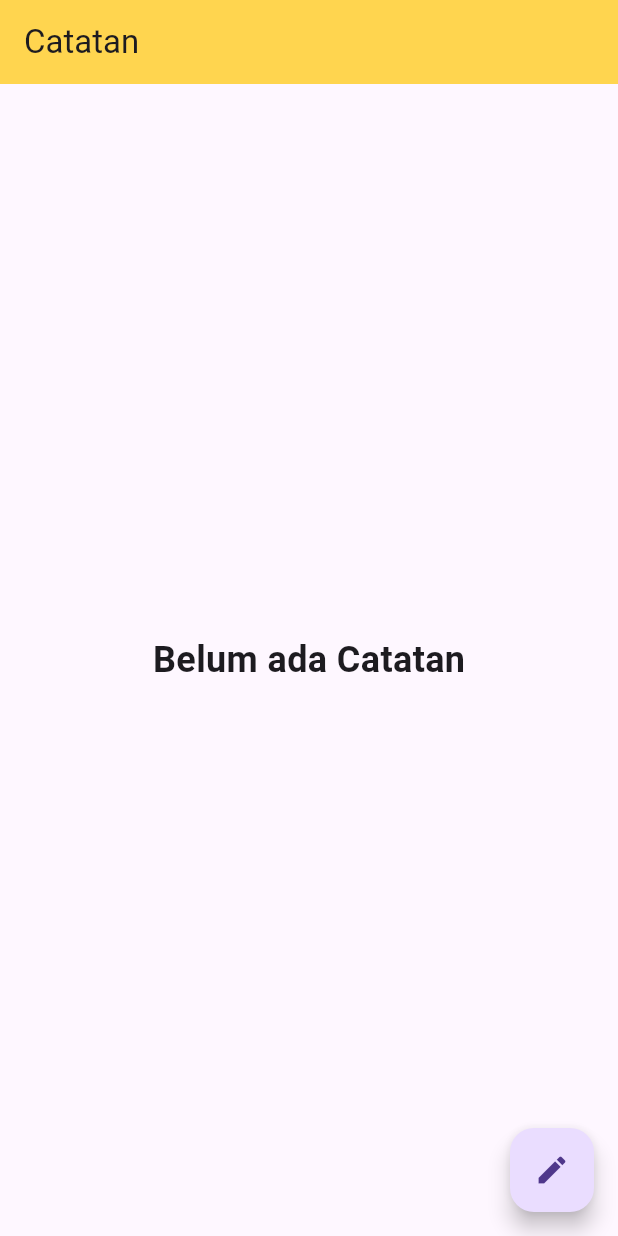
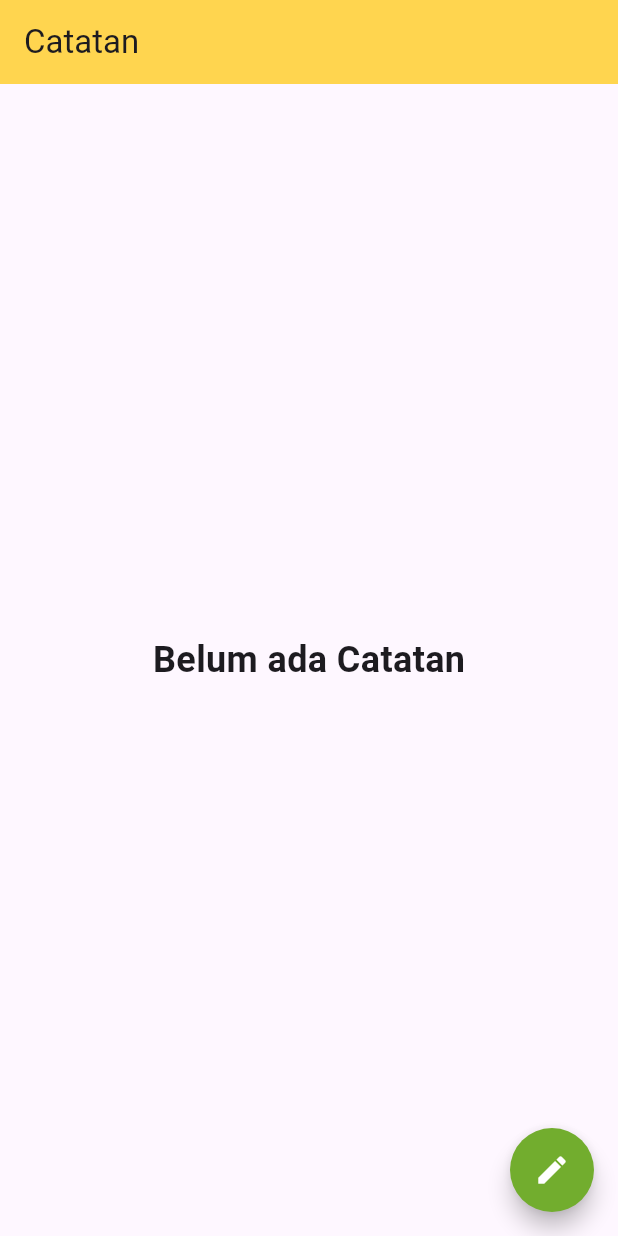
Before and after one commit to farhanzuhdi/appnote, a Flutter app: the screen it shows after launch, on a phone screen of 412 x 824 dp. Run offline on Flutter 3.47's test engine with Material 2 defaults, Android fonts, the phone set to English and light mode, and no system bars; our stand-ins replace get, sqflite; accounts and stored records are empty.

Commit message:
change delete method

```diff
--- a/lib/core/models/note.dart
+++ b/lib/core/models/note.dart
@@ -5,14 +5,13 @@ class Note {
   var title;
   var description;
   String createdAt;
-  bool? check;
 
-  Note(
-      {required this.id,
-      required this.title,
-      required this.description,
-      required this.createdAt,
-      this.check});
+  Note({
+    required this.id,
+    required this.title,
+    required this.description,
+    required this.createdAt,
+  });
 
   factory Note.fromJson(Map<String, dynamic> json) {
     return Note(
@@ -20,7 +19,6 @@ class Note {
       title: json['title'] ?? '''''',
       description: json['description'] ?? '''''',
       createdAt: json['createdAt'] ?? "",
-      check: json['check'] ?? false,
     );
   }
 }
--- a/lib/module/dashboard.dart
+++ b/lib/module/dashboard.dart
@@ -6,11 +6,13 @@ import 'package:get/get.dart';
 
 class DashboardState extends GetxController {
   int count = 0;
-  final myData = <Note>[].obs;
-  var searching = false.obs;
-  var formSearch = false.obs;
-  var loading = false.obs;
+  List myData = <Note>[].obs;
+  RxBool formSearch = false.obs;
+  RxBool loading = false.obs;
   TextEditingController inputSearch = TextEditingController();
+  RxBool checklist = false.obs;
+  List valueChecklist = <bool>[].obs;
+  RxBool checklistAll = false.obs;
 
   @override
   onInit() {
@@ -21,15 +23,12 @@ class DashboardState extends GetxController {
   loadData() async {
     loading.value = true;
     myData.clear();
+    valueChecklist.clear();
     final result = await DatabaseHelper.getItems();
     for (var element in result) {
       var data = Note.fromJson(element);
       myData.add(data);
-    }
-    if (myData.isNotEmpty) {
-      searching = true.obs;
-    } else {
-      searching = false.obs;
+      valueChecklist.add(false);
     }
     loading.value = false;
   }
@@ -48,10 +47,12 @@ class DashboardState extends GetxController {
     if (value.length > 0) {
       loading.value = true;
       myData.clear();
+      valueChecklist.clear();
       final result = await DatabaseHelper.getItemsWithSearch(title: value);
       for (var element in result) {
         var data = Note.fromJson(element);
         myData.add(data);
+        valueChecklist.add(false);
       }
       loading.value = false;
     } else {
@@ -59,9 +60,13 @@ class DashboardState extends GetxController {
     }
   }
 
-  deleteData(id) async {
+  deleteData() async {
     Get.back();
-    await DatabaseHelper.deleteItem(id: id);
+    for (var i = 0; i < valueChecklist.length; i++) {
+      if (valueChecklist[i]) {
+        await DatabaseHelper.deleteItem(id: myData[i].id);
+      }
+    }
     Get.defaultDialog(
       backgroundColor: Colors.red,
       title: "Berhasil",
@@ -76,7 +81,98 @@ class DashboardState extends GetxController {
         color: Colors.white,
       ),
     );
+    checklist.value = false;
+    inputSearch.clear();
     loadData();
+  }
+
+  switchChecklistMode(index) {
+    if (checklist.isTrue) {
+      for (var i = 0; i < valueChecklist.length; i++) {
+        valueChecklist[i] = false;
+      }
+      if (inputSearch.text.isNotEmpty) {
+        formSearch.value = true;
+      }
+      checklist.value = false;
+    } else {
+      if (formSearch.isTrue) {
+        formSearch.value = false;
+      }
+      valueChecklist[index] = true;
+      checklist.value = true;
+    }
+  }
+
+  checkList(index) {
+    if (valueChecklist[index]) {
+      valueChecklist[index] = false;
+    } else {
+      valueChecklist[index] = true;
+    }
+    checkCheckList();
+  }
+
+  checkCheckList() {
+    int countAll = 0;
+    for (var i = 0; i < valueChecklist.length; i++) {
+      if (valueChecklist[i]) {
+        countAll++;
+      }
+    }
+    if (countAll == valueChecklist.length) {
+      checklistAll.value = true;
+    } else {
+      checklistAll.value = false;
+    }
+  }
+
+  checkListAll() {
+    if (checklistAll.isFalse) {
+      for (var i = 0; i < valueChecklist.length; i++) {
+        valueChecklist[i] = true;
+      }
+      checklistAll.value = true;
+    } else {
+      for (var i = 0; i < valueChecklist.length; i++) {
+        valueChecklist[i] = false;
+      }
+      checklistAll.value = false;
+    }
+  }
+
+  dialogDelete() {
+    int count = 0;
+    for (var i = 0; i < valueChecklist.length; i++) {
+      if (valueChecklist[i] == true) {
+        count++;
+      }
+    }
+    if (count == 0) {
+      return Get.snackbar("Hapus", "Pilih catatan yang akan dihapus",
+          snackPosition: SnackPosition.BOTTOM,
+          colorText: Colors.white,
+          backgroundColor: Colors.red);
+    }
+    Get.defaultDialog(
+      barrierDismissible: false,
+      title: "Hapus",
+      titlePadding: const EdgeInsets.only(top: 16),
+      titleStyle: const TextStyle(
+        color: Colors.red,
+        fontWeight: FontWeight.bold,
+        fontSize: 24,
+      ),
+      middleText: "Yakin hapus $count catatan ?",
+      middleTextStyle: const TextStyle(
+        color: Colors.red,
+      ),
+      textConfirm: "Iya",
+      confirmTextColor: Colors.white,
+      onConfirm: () => deleteData(),
+      textCancel: "Batal",
+      onCancel: () => Get.back(),
+    );
   }
 }
 
@@ -90,7 +186,7 @@ class Dashboard extends GetView<DashboardState> {
             title: Row(
               mainAxisAlignment: MainAxisAlignment.spaceBetween,
               children: [
-                Obx(() => controller.formSearch.isTrue
+                controller.formSearch.isTrue
                     ? Container(
                         padding: const EdgeInsets.symmetric(horizontal: 8),
                         width: MediaQuery.of(context).size.width * 0.8,
@@ -107,15 +203,19 @@ class Dashboard extends GetView<DashboardState> {
                               hintText: "Cari Judul", border: InputBorder.none),
                         ),
                       )
-                    : const Text("Catatan")),
-                controller.searching.isTrue
-                    ? InkWell(
-                        onTap: () => controller.switchSearchMode(),
-                        child: Icon(controller.formSearch.isTrue
+                    : const Text("Catatan"),
+                controller.myData.isEmpty
+                    ? Container()
+                    : InkWell(
+                        onTap: () => controller.checklist.isTrue
+                            ? controller.checkListAll()
+                            : controller.switchSearchMode(),
+                        child: Icon(controller.checklist.isTrue
+                            ? Icons.checklist_rtl_rounded
+                            : controller.formSearch.isTrue
                                 ? Icons.close
                                 : Icons.search),
                       )
-                    : Container()
               ],
             ),
           ),
@@ -137,23 +237,26 @@ class Dashboard extends GetView<DashboardState> {
                           ),
                         )
                       : ListView(
-                          children: controller.myData
-                              .map(
-                                (i) => SizedBox(
+                          children: [
+                            for (var i = 0; i < controller.myData.length; i++)
+                              SizedBox(
                                 height: 100,
                                 child: InkWell(
-                                    onTap: () => Get.toNamed('/form',
-                                        arguments: [
+                                  onTap: () => controller.checklist.isTrue
+                                      ? controller.checkList(i)
+                                      : Get.toNamed('/form', arguments: [
                                           "Ubah Catatan",
-                                          i.id,
-                                          i.title,
-                                          i.description,
+                                          controller.myData[i].id,
+                                          controller.myData[i].title,
+                                          controller.myData[i].description,
                                         ])?.then((value) =>
                                           value ? controller.loadData() : null),
+                                  onLongPress: () =>
+                                      controller.switchChecklistMode(i),
                                   child: Card(
                                     child: Padding(
-                                        padding: const EdgeInsets.fromLTRB(
-                                            8, 4, 8, 4),
+                                      padding:
+                                          const EdgeInsets.fromLTRB(8, 4, 8, 4),
                                       child: Row(
                                         mainAxisAlignment:
                                             MainAxisAlignment.spaceBetween,
@@ -163,7 +266,7 @@ class Dashboard extends GetView<DashboardState> {
                                                 CrossAxisAlignment.start,
                                             children: [
                                               Text(
-                                                  i.title,
+                                                controller.myData[i].title,
                                                 style: const TextStyle(
                                                     fontSize: 24,
                                                     fontWeight:
@@ -174,15 +277,16 @@ class Dashboard extends GetView<DashboardState> {
                                                 height: 2,
                                               ),
                                               Text(
-                                                  i.description,
+                                                controller
+                                                    .myData[i].description,
                                                 maxLines: 1,
                                               ),
                                               FutureBuilder(
                                                   future: functionHelper
-                                                        .formatedDate(
-                                                            i.createdAt),
-                                                    builder: (BuildContext
-                                                            context,
+                                                      .formatedDate(controller
+                                                          .myData[i].createdAt),
+                                                  builder:
+                                                      (BuildContext context,
                                                           AsyncSnapshot<String>
                                                               snapshot) {
                                                     return Text(
@@ -194,52 +298,40 @@ class Dashboard extends GetView<DashboardState> {
                                                   }),
                                             ],
                                           ),
-                                            InkWell(
-                                              onTap: () => Get.defaultDialog(
-                                                barrierDismissible: false,
-                                                title: "Hapus",
-                                                titlePadding:
-                                                    const EdgeInsets.only(
-                                                        top: 16),
-                                                titleStyle: const TextStyle(
-                                                  color: Colors.red,
-                                                  fontWeight: FontWeight.bold,
-                                                  fontSize: 24,
-                                                ),
-                                                middleText:
-                                                    "Yakin hapus catatan ?",
-                                                middleTextStyle:
-                                                    const TextStyle(
-                                                  color: Colors.red,
-                                                ),
-                                                textConfirm: "Iya",
-                                                confirmTextColor: Colors.white,
-                                                onConfirm: () =>
-                                                    controller.deleteData(i.id),
-                                                textCancel: "Batal",
-                                                onCancel: () => Get.back(),
-                                              ),
-                                              child: const Icon(
-                                                Icons.delete,
-                                                color: Colors.red,
-                                              ),
+                                          controller.checklist.isTrue
+                                              ? Checkbox(
+                                                  value: controller
+                                                      .valueChecklist[i],
+                                                  onChanged: (value) =>
+                                                      controller.checkList(i),
                                                 )
+                                              : Container()
                                         ],
                                       ),
                                     ),
                                   ),
                                 ),
                               ),
-                              )
-                              .toList(),
+                          ],
                         ),
                 ),
           floatingActionButton: FloatingActionButton(
               heroTag: "add",
-              child: const Icon(Icons.edit),
+              shape: const CircleBorder(),
+              backgroundColor: controller.checklist.isTrue
+                  ? const Color.fromARGB(255, 253, 90, 78)
+                  : const Color.fromARGB(255, 114, 173, 46),
+              child: Icon(
+                controller.checklist.isTrue ? Icons.delete_rounded : Icons.edit,
+                color: Colors.white,
+              ),
               onPressed: () {
+                if (controller.checklist.isTrue) {
+                  controller.dialogDelete();
+                } else {
                   Get.toNamed('/form', arguments: ["Tulis Catatan"])
                       ?.then((value) => value ? controller.loadData() : null);
+                }
               }),
         ));
   }
--- a/lib/module/form.dart
+++ b/lib/module/form.dart
@@ -26,7 +26,7 @@ class FormPageState extends GetxController {
       );
       Get.back(result: true);
       Get.defaultDialog(
-        backgroundColor: Colors.blue,
+        backgroundColor: const Color.fromARGB(255, 114, 173, 46),
         title: "Berhasil",
         titlePadding: const EdgeInsets.only(top: 16),
         titleStyle: const TextStyle(
@@ -47,7 +47,7 @@ class FormPageState extends GetxController {
       );
       Get.back(result: true);
       Get.defaultDialog(
-        backgroundColor: Colors.blue,
+        backgroundColor: const Color.fromARGB(255, 224, 174, 6),
         title: "Berhasil",
         titlePadding: const EdgeInsets.only(top: 16),
         titleStyle: const TextStyle(
```
Lines whose indentation alone changed are shown as unchanged.
